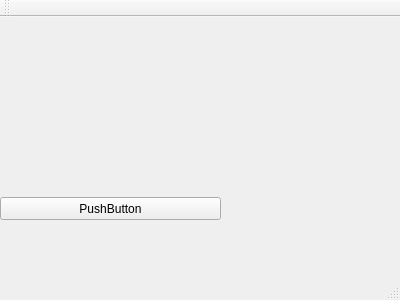
Above: mainwindow.ui from xin2893/simple-mail before the change. Below: the same form after it.
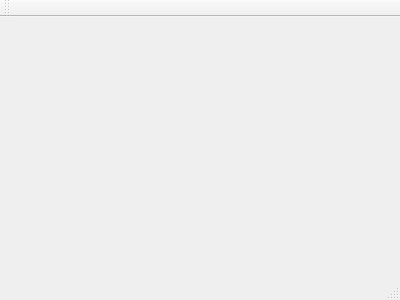
That is the form after the change.

```diff
--- a/mainwindow.ui
+++ b/mainwindow.ui
@@ -13,21 +13,7 @@
   <property name="windowTitle">
    <string>MainWindow</string>
   </property>
-  <widget class="QWidget" name="centralWidget">
-   <widget class="QPushButton" name="pushButton">
-    <property name="geometry">
-     <rect>
-      <x>0</x>
-      <y>180</y>
-      <width>221</width>
-      <height>23</height>
-     </rect>
-    </property>
-    <property name="text">
-     <string>PushButton</string>
-    </property>
-   </widget>
-  </widget>
+  <widget class="QWidget" name="centralWidget"/>
   <widget class="QMenuBar" name="menuBar">
    <property name="geometry">
     <rect>
```
